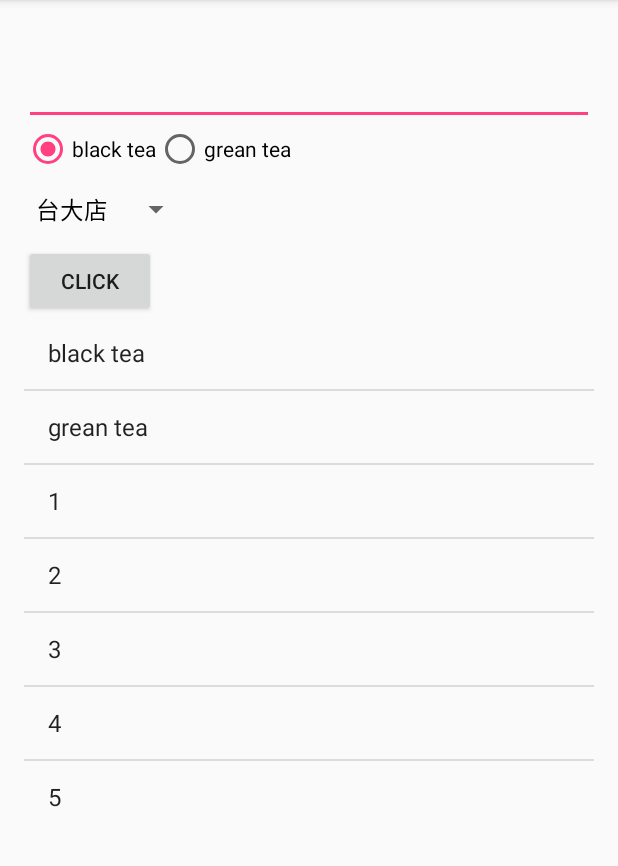
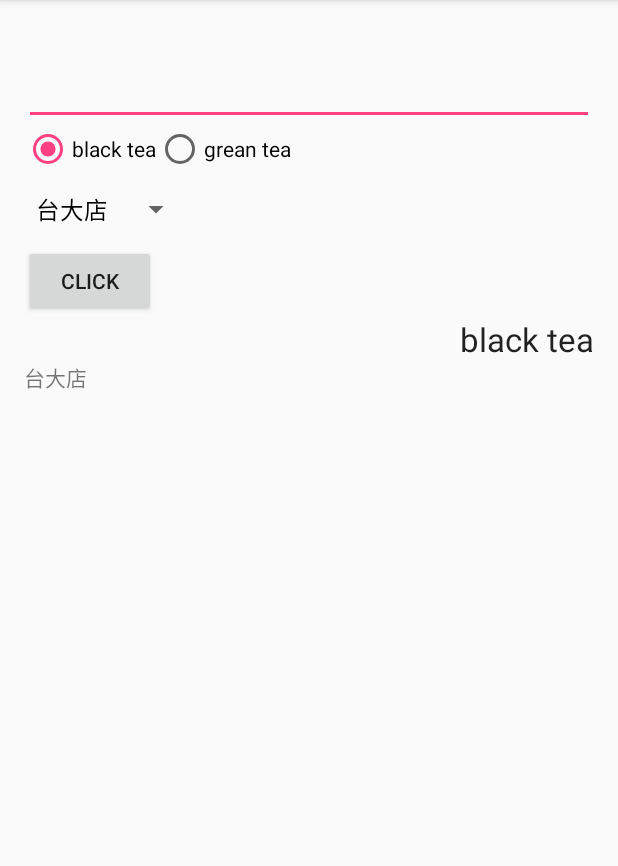
Before and after one commit to sara04060108/android_class-270, an Android app: the screen it shows after launch (MainActivity), after a tap on "CLICK", on a phone screen of 412 x 824 dp, the part 84-950 px from its top. Run offline under Robolectric (Android 15) with nearby library versions, the phone set to English and light mode, and no system bars.

Commit message:
use customer adapter setup order

```diff
--- a/SimpleUI/app/src/main/java/com/example/user/simpleui/MainActivity.java
+++ b/SimpleUI/app/src/main/java/com/example/user/simpleui/MainActivity.java
@@ -12,6 +12,9 @@ import android.widget.RadioGroup;
 import android.widget.Spinner;
 import android.widget.TextView;
 
+import java.util.ArrayList;
+import java.util.List;
+
 public class MainActivity extends AppCompatActivity {
 
     TextView textView;
@@ -21,6 +24,8 @@ public class MainActivity extends AppCompatActivity {
     Spinner spinner;
 
     String selectTea = "black tea";
+
+    List<Order> orders = new ArrayList<>();//放訂單的位置
 
 
     @Override
@@ -62,9 +67,11 @@ public class MainActivity extends AppCompatActivity {
 
     public void setupListView()
     {
-        String[] data = new String[]{"black tea","grean tea","1","2","3","4","5"};
+        //String[] data = new String[]{"black tea","grean tea","1","2","3","4","5"};測試data
         //adapter轉換器
-        ArrayAdapter<String> adapter = new ArrayAdapter<String>(this,android.R.layout.simple_list_item_1,data);//simple_list_item_1 android自訂UI(第二個是layout檔) 存進layout(第三個)
+        //ArrayAdapter<String> adapter = new ArrayAdapter<String>(this,android.R.layout.simple_list_item_1,data);//simple_list_item_1 android自訂UI(第二個是layout檔) 存進layout(第三個)
+
+        OrderAdapter adapter = new OrderAdapter(this,orders);
         listView.setAdapter(adapter);
     }
 
@@ -81,10 +88,18 @@ public class MainActivity extends AppCompatActivity {
         //textView.setText("Hello Everyone");
         String text = editText.getText().toString();//須轉型String，並把值放入text
 
-
-
         textView.setText(text);//把text放入textview
 
+        Order order = new Order();
+        order.note = text;
+        order.drinkName = selectTea;
+        order.storeInfo = (String)spinner.getSelectedItem();
+
+        orders.add(order);
+
+        setupListView();
+
         editText.setText("");//清空editText
+
     }
 }
--- /dev/null
+++ b/SimpleUI/app/src/main/java/com/example/user/simpleui/Order.java
@@ -0,0 +1,10 @@
+package com.example.user.simpleui;
+
+/**
+ * Created by user on 2016/7/13.
+ */
+public class Order {
+    String note;
+    String drinkName;
+    String storeInfo;
+}
--- /dev/null
+++ b/SimpleUI/app/src/main/java/com/example/user/simpleui/OrderAdapter.java
@@ -0,0 +1,58 @@
+package com.example.user.simpleui;
+
+import android.content.Context;
+import android.view.LayoutInflater;
+import android.view.View;
+import android.view.ViewGroup;
+import android.widget.BaseAdapter;
+import android.widget.ListView;
+import android.widget.TextView;
+
+import java.util.List;
+
+/**
+ * Created by user on 2016/7/13.
+ */
+public class OrderAdapter extends BaseAdapter {
+
+    List<Order> orders;
+    LayoutInflater layoutInflater;//可以畫出xmlUI
+
+    public OrderAdapter(Context context, List<Order> orders){
+        this.orders = orders;
+        this.layoutInflater = LayoutInflater.from(context);
+    }
+    @Override
+    public int getCount() {//幾筆
+        return orders.size();
+    }
+
+    @Override
+    public Object getItem(int position) {//position是index
+        return orders.get(position);//要拿到幾筆資料
+    }
+
+    @Override
+    public long getItemId(int position) {//id用於資料庫
+        return position;
+    }
+
+    @Override
+    public View getView(int position, View convertView, ViewGroup parent) {
+    //convertView如果已經讀過第0筆，不用重新new一個view
+    //Viewgroup 把同樣分類分層
+        if(convertView == null){
+            convertView = layoutInflater.inflate(R.layout.listview_order_item,null);//R.layout.item 是int
+        }
+        TextView noteTextView = (TextView)convertView.findViewById(R.id.noteTextView);
+        TextView storeInfoTextView = (TextView)convertView.findViewById(R.id.storeNameTextView);
+        TextView drinkNameTextView = (TextView)convertView.findViewById(R.id.drinkNameTextView);
+
+        Order order = orders.get(position);
+        noteTextView.setText(order.note);
+        storeInfoTextView.setText(order.storeInfo);
+        drinkNameTextView.setText(order.drinkName);
+
+        return convertView;
+    }
+}
--- /dev/null
+++ b/SimpleUI/app/src/main/res/layout/listview_order_item.xml
@@ -0,0 +1,34 @@
+<?xml version="1.0" encoding="utf-8"?>
+<RelativeLayout xmlns:android="http://schemas.android.com/apk/res/android"
+    android:layout_width="match_parent" android:layout_height="match_parent">
+
+    <TextView
+        android:layout_width="wrap_content"
+        android:layout_height="wrap_content"
+        android:textAppearance="?android:attr/textAppearanceLarge"
+        android:text="Note"
+        android:id="@+id/noteTextView"
+        android:layout_alignParentTop="true"
+        android:layout_alignParentLeft="true"
+        android:layout_alignParentStart="true" />
+
+    <TextView
+        android:layout_width="wrap_content"
+        android:layout_height="wrap_content"
+        android:textAppearance="?android:attr/textAppearanceLarge"
+        android:text="DrinkName"
+        android:id="@+id/drinkNameTextView"
+        android:layout_alignParentTop="true"
+        android:layout_alignParentRight="true"
+        android:layout_alignParentEnd="true" />
+
+    <TextView
+        android:layout_width="wrap_content"
+        android:layout_height="wrap_content"
+        android:text="Store"
+        android:id="@+id/storeNameTextView"
+        android:layout_below="@+id/noteTextView"
+        android:layout_alignParentLeft="true"
+        android:layout_alignParentStart="true" />
+
+</RelativeLayout>
```
